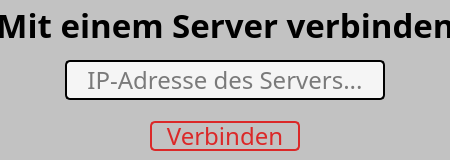
FilipBruehl/camera_slider, file UI/connect_server.ui: the form before one commit.
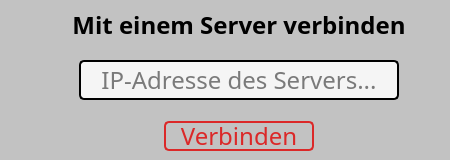
The form after the commit.

Commit message: Updated connect_server ui

Patch:
```diff
--- a/UI/connect_server.ui
+++ b/UI/connect_server.ui
@@ -89,7 +89,7 @@
     <rect>
      <x>0</x>
      <y>0</y>
-     <width>451</width>
+     <width>478</width>
      <height>161</height>
     </rect>
    </property>
@@ -99,7 +99,7 @@
       <property name="font">
        <font>
         <family>Bahnschrift</family>
-        <pointsize>25</pointsize>
+        <pointsize>18</pointsize>
         <weight>75</weight>
         <bold>true</bold>
        </font>
@@ -138,88 +138,169 @@
       <property name="palette">
        <palette>
         <active>
+         <colorrole role="WindowText">
+          <brush brushstyle="SolidPattern">
+           <color alpha="255">
+            <red>0</red>
+            <green>0</green>
+            <blue>0</blue>
+           </color>
+          </brush>
+         </colorrole>
          <colorrole role="Button">
           <brush brushstyle="SolidPattern">
            <color alpha="255">
-            <red>194</red>
-            <green>194</green>
-            <blue>194</blue>
+            <red>245</red>
+            <green>245</green>
+            <blue>245</blue>
+           </color>
+          </brush>
+         </colorrole>
+         <colorrole role="Text">
+          <brush brushstyle="SolidPattern">
+           <color alpha="255">
+            <red>0</red>
+            <green>0</green>
+            <blue>0</blue>
+           </color>
+          </brush>
+         </colorrole>
+         <colorrole role="ButtonText">
+          <brush brushstyle="SolidPattern">
+           <color alpha="255">
+            <red>0</red>
+            <green>0</green>
+            <blue>0</blue>
            </color>
           </brush>
          </colorrole>
          <colorrole role="Base">
           <brush brushstyle="SolidPattern">
            <color alpha="255">
-            <red>194</red>
-            <green>194</green>
-            <blue>194</blue>
+            <red>245</red>
+            <green>245</green>
+            <blue>245</blue>
            </color>
           </brush>
          </colorrole>
          <colorrole role="Window">
           <brush brushstyle="SolidPattern">
            <color alpha="255">
-            <red>194</red>
-            <green>194</green>
-            <blue>194</blue>
+            <red>245</red>
+            <green>245</green>
+            <blue>245</blue>
            </color>
           </brush>
          </colorrole>
         </active>
         <inactive>
+         <colorrole role="WindowText">
+          <brush brushstyle="SolidPattern">
+           <color alpha="255">
+            <red>0</red>
+            <green>0</green>
+            <blue>0</blue>
+           </color>
+          </brush>
+         </colorrole>
          <colorrole role="Button">
           <brush brushstyle="SolidPattern">
            <color alpha="255">
-            <red>194</red>
-            <green>194</green>
-            <blue>194</blue>
+            <red>245</red>
+            <green>245</green>
+            <blue>245</blue>
+           </color>
+          </brush>
+         </colorrole>
+         <colorrole role="Text">
+          <brush brushstyle="SolidPattern">
+           <color alpha="255">
+            <red>0</red>
+            <green>0</green>
+            <blue>0</blue>
+           </color>
+          </brush>
+         </colorrole>
+         <colorrole role="ButtonText">
+          <brush brushstyle="SolidPattern">
+           <color alpha="255">
+            <red>0</red>
+            <green>0</green>
+            <blue>0</blue>
            </color>
           </brush>
          </colorrole>
          <colorrole role="Base">
           <brush brushstyle="SolidPattern">
            <color alpha="255">
-            <red>194</red>
-            <green>194</green>
-            <blue>194</blue>
+            <red>245</red>
+            <green>245</green>
+            <blue>245</blue>
            </color>
           </brush>
          </colorrole>
          <colorrole role="Window">
           <brush brushstyle="SolidPattern">
            <color alpha="255">
-            <red>194</red>
-            <green>194</green>
-            <blue>194</blue>
+            <red>245</red>
+            <green>245</green>
+            <blue>245</blue>
            </color>
           </brush>
          </colorrole>
         </inactive>
         <disabled>
+         <colorrole role="WindowText">
+          <brush brushstyle="SolidPattern">
+           <color alpha="255">
+            <red>0</red>
+            <green>0</green>
+            <blue>0</blue>
+           </color>
+          </brush>
+         </colorrole>
          <colorrole role="Button">
           <brush brushstyle="SolidPattern">
            <color alpha="255">
-            <red>194</red>
-            <green>194</green>
-            <blue>194</blue>
+            <red>245</red>
+            <green>245</green>
+            <blue>245</blue>
+           </color>
+          </brush>
+         </colorrole>
+         <colorrole role="Text">
+          <brush brushstyle="SolidPattern">
+           <color alpha="255">
+            <red>0</red>
+            <green>0</green>
+            <blue>0</blue>
+           </color>
+          </brush>
+         </colorrole>
+         <colorrole role="ButtonText">
+          <brush brushstyle="SolidPattern">
+           <color alpha="255">
+            <red>0</red>
+            <green>0</green>
+            <blue>0</blue>
            </color>
           </brush>
          </colorrole>
          <colorrole role="Base">
           <brush brushstyle="SolidPattern">
            <color alpha="255">
-            <red>194</red>
-            <green>194</green>
-            <blue>194</blue>
+            <red>245</red>
+            <green>245</green>
+            <blue>245</blue>
            </color>
           </brush>
          </colorrole>
          <colorrole role="Window">
           <brush brushstyle="SolidPattern">
            <color alpha="255">
-            <red>194</red>
-            <green>194</green>
-            <blue>194</blue>
+            <red>245</red>
+            <green>245</green>
+            <blue>245</blue>
            </color>
           </brush>
          </colorrole>
```
The commit also changes 1 other file.
